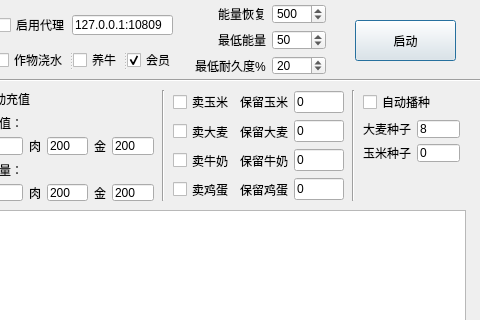
Old version of the form dialog.ui in the repository encoderlee/OpenFarmer; both pictures show x 185 to 665 and y 0 to 320 of the 665 by 470 pixel window.
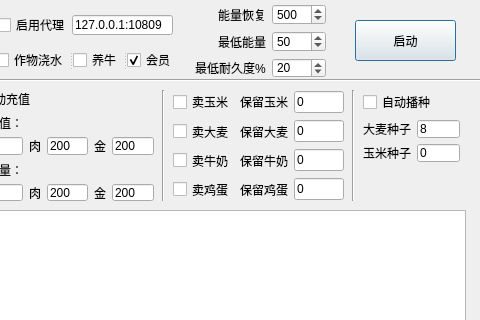
New version of the form. Icons and pictures are not drawn.

Commit message: 可视化界面

```diff
--- a/dialog.ui
+++ b/dialog.ui
@@ -505,7 +505,7 @@
      <x>380</x>
      <y>4</y>
      <width>131</width>
-     <height>71</height>
+     <height>74</height>
     </rect>
    </property>
    <layout class="QGridLayout" name="gridLayout_4">
```
The commit also changes 1 other file.
